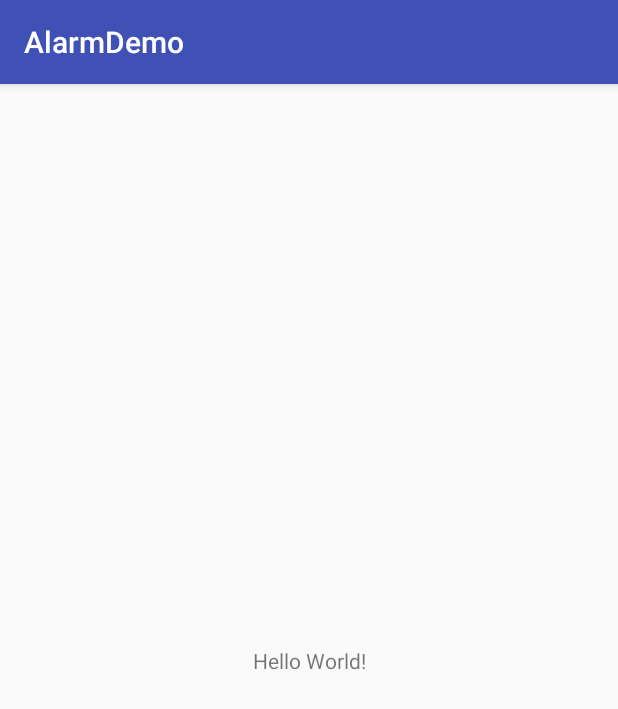
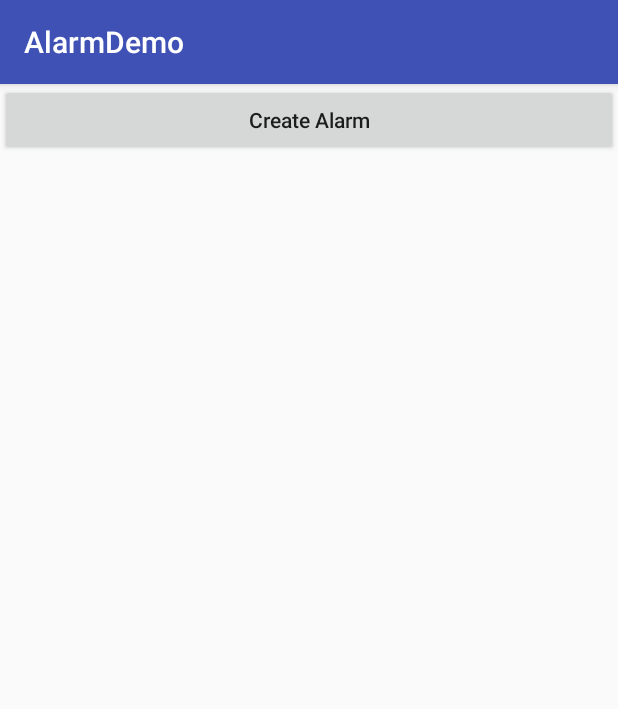
Before and after one commit to androidHRTZ/Alarm, an Android app: the screen it shows after launch (MainActivity), on a phone screen of 412 x 824 dp. Shown: the top 709 px of the screen. Run offline under Robolectric (Android 15) with nearby library versions, the phone set to English and light mode, and no system bars.

Commit message:
add recyclerview dependance

```diff
--- a/app/build.gradle
+++ b/app/build.gradle
@@ -20,11 +20,12 @@
 }
 
 dependencies {
-    compile fileTree(dir: 'libs', include: ['*.jar'])
+    compile fileTree(include: ['*.jar'], dir: 'libs')
     androidTestCompile('com.android.support.test.espresso:espresso-core:2.2.2', {
         exclude group: 'com.android.support', module: 'support-annotations'
     })
     compile 'com.android.support:appcompat-v7:25.3.1'
     compile 'com.android.support.constraint:constraint-layout:1.0.2'
     testCompile 'junit:junit:4.12'
+    compile 'com.android.support:recyclerview-v7:25.0.0'
 }
--- a/app/src/main/res/layout/activity_main.xml
+++ b/app/src/main/res/layout/activity_main.xml
@@ -1,18 +1,23 @@
 <?xml version="1.0" encoding="utf-8"?>
-<android.support.constraint.ConstraintLayout xmlns:android="http://schemas.android.com/apk/res/android"
-    xmlns:app="http://schemas.android.com/apk/res-auto"
+<LinearLayout xmlns:android="http://schemas.android.com/apk/res/android"
     xmlns:tools="http://schemas.android.com/tools"
     android:layout_width="match_parent"
     android:layout_height="match_parent"
+    android:orientation="vertical"
     tools:context="com.example.riven.alarmdemo.MainActivity">
 
-    <TextView
-        android:layout_width="wrap_content"
+    <Button
+        android:layout_width="match_parent"
         android:layout_height="wrap_content"
-        android:text="Hello World!"
-        app:layout_constraintBottom_toBottomOf="parent"
-        app:layout_constraintLeft_toLeftOf="parent"
-        app:layout_constraintRight_toRightOf="parent"
-        app:layout_constraintTop_toTopOf="parent" />
+        android:text="Create Alarm"
+        android:textAllCaps="false"/>
 
-</android.support.constraint.ConstraintLayout>
+    <android.support.v7.widget.RecyclerView
+        android:id="@+id/recycler_view"
+        android:layout_marginTop="5dp"
+        android:layout_width="match_parent"
+        android:layout_marginLeft="8dp"
+        android:layout_marginRight="8dp"
+        android:layout_height="match_parent"/>
+
+</LinearLayout>
```
